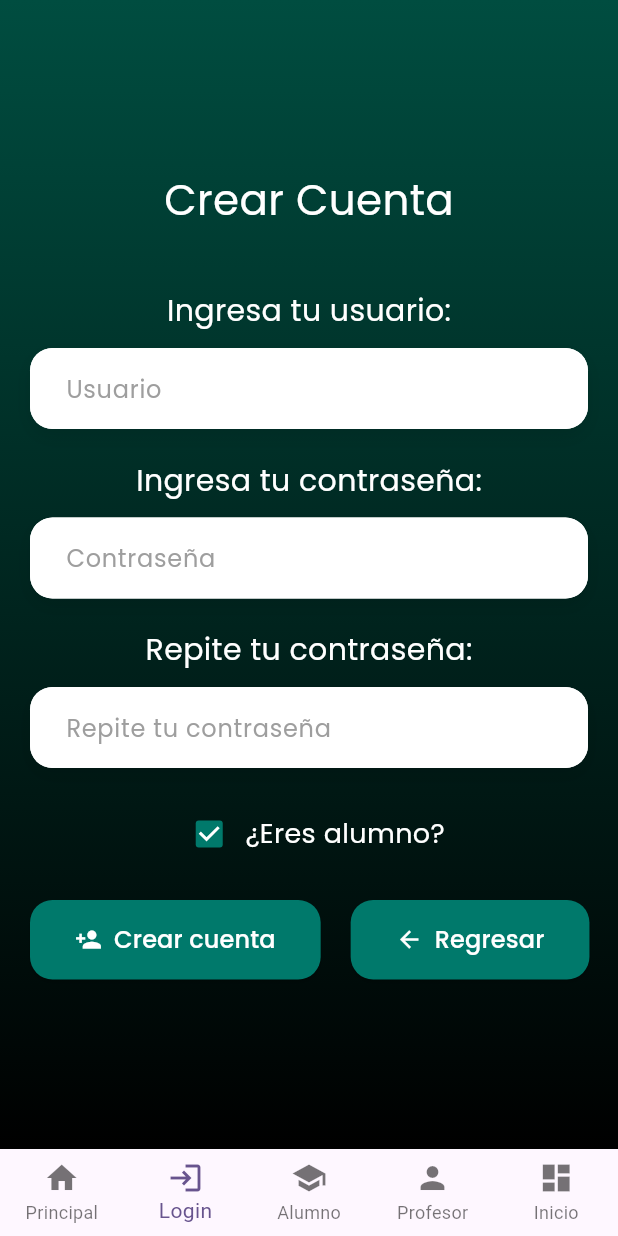
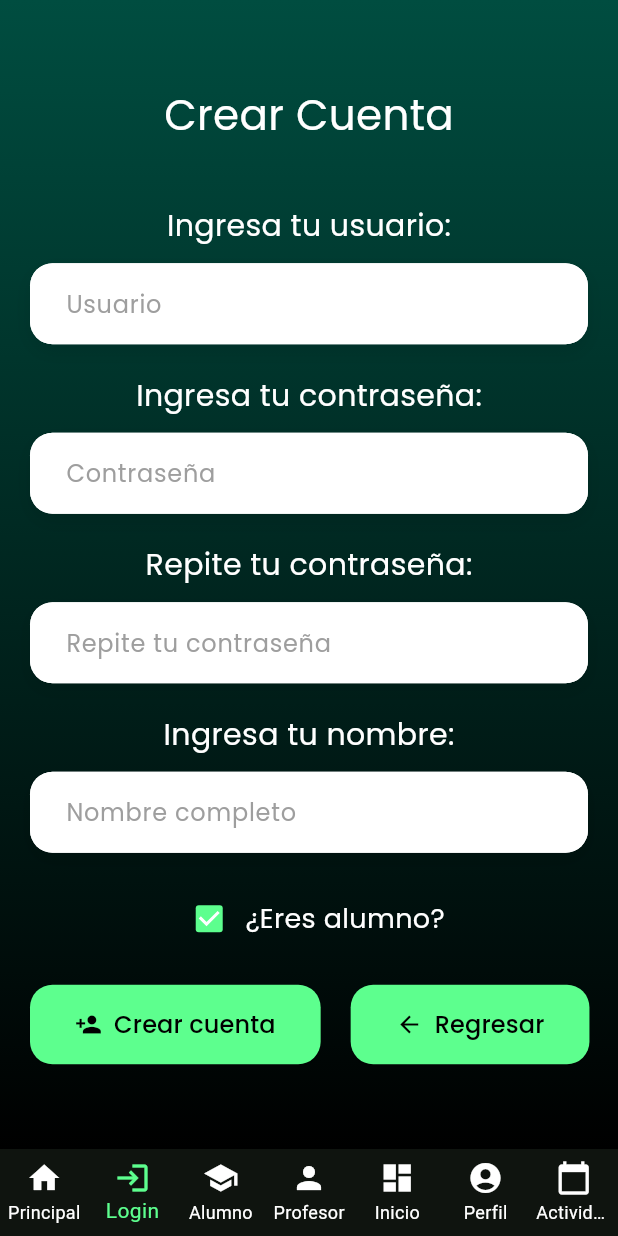
Before and after one commit to PinedaBellako/Proyecto-Movil, a Flutter app: the screen it shows after launch, item 2 of the bottom bar chosen, on a phone screen of 412 x 824 dp. Run offline on Flutter 3.47's test engine with Material 3 defaults, Android fonts, the phone set to English and light mode, and no system bars; our stand-ins replace cloud_firestore, firebase_core, google_fonts, qr_flutter, table_calendar; missing offline and left inert: qr_code_scanner; accounts and stored records are empty.

Commit message:
Se agregan pantalla actividad y perfil (modificacion al estilo)

```diff
--- a/lib/Navegador.dart
+++ b/lib/Navegador.dart
@@ -3,7 +3,9 @@ import 'package:proyecto/Pantallas/alumno.dart';
 import 'package:proyecto/Pantallas/principal.dart';
 import 'package:proyecto/Pantallas/profesor.dart';
 import 'package:proyecto/Pantallas/registrarse.dart';
-import 'package:proyecto/Pantallas/inicio.dart'; // Importa la nueva pantalla
+import 'package:proyecto/Pantallas/inicio.dart';
+import 'package:proyecto/Pantallas/perfil.dart';
+import 'package:proyecto/Pantallas/actividad.dart'; // Importa la pantalla de actividad
 
 class Navegador extends StatefulWidget {
   const Navegador({super.key});
@@ -38,7 +40,13 @@ class _NavegadorState extends State<Navegador> {
       nombreUsuario: 'Alumno',
       esProfesor: false,
       cambiarPantalla: _cambiaPantalla,
-    )); // Agrega la nueva pantalla
+    ));
+    _pantallas.add(PerfilScreen(
+      nombreUsuario: 'KEVIN',
+      correoUsuario: 'kevin@example.com',
+      rolUsuario: 'Profesor',
+    ));
+    _pantallas.add(const ActividadScreen()); // Agrega la pantalla de actividad
 
     _cuerpo = _pantallas[_p];
   }
@@ -51,6 +59,10 @@ class _NavegadorState extends State<Navegador> {
           type: BottomNavigationBarType.fixed,
           currentIndex: _p,
           onTap: (value) => _cambiaPantalla(value),
+          backgroundColor: const Color.fromARGB(255, 15, 20, 15), // Verde medio
+          selectedItemColor:
+              Color.fromARGB(255, 93, 255, 142), // Color del ítem seleccionado
+          unselectedItemColor: const Color.fromARGB(255, 255, 255, 255),
           items: <BottomNavigationBarItem>[
             BottomNavigationBarItem(
                 label: "Principal",
@@ -73,9 +85,19 @@ class _NavegadorState extends State<Navegador> {
                   Icons.person,
                 )),
             BottomNavigationBarItem(
-                label: "Inicio", // Nuevo ítem
+                label: "Inicio",
                 icon: Icon(
                   Icons.dashboard,
+                )),
+            BottomNavigationBarItem(
+                label: "Perfil",
+                icon: Icon(
+                  Icons.account_circle,
+                )),
+            BottomNavigationBarItem(
+                label: "Actividad", // Nuevo ítem
+                icon: Icon(
+                  Icons.calendar_today,
                 )),
           ]),
     );
--- a/lib/Pantallas/alumno.dart
+++ b/lib/Pantallas/alumno.dart
@@ -228,8 +228,9 @@ class _alumnoState extends State<alumno> {
                       ),
                     ),
                     style: ElevatedButton.styleFrom(
-                      backgroundColor: const Color(0xFF00796B), // Verde medio
-                      foregroundColor: Colors.white,
+                      backgroundColor:
+                          Color.fromARGB(255, 93, 255, 142), // Verde medio
+                      foregroundColor: const Color.fromARGB(255, 0, 0, 0),
                       padding: const EdgeInsets.symmetric(
                         horizontal: 40,
                         vertical: 15,
--- a/lib/Pantallas/registrarse.dart
+++ b/lib/Pantallas/registrarse.dart
@@ -249,6 +249,49 @@ class _registrarseState extends State<registrarse> {
                       ),
                     ),
                     const SizedBox(height: 20),
+                    Text(
+                      'Ingresa tu nombre:',
+                      style: GoogleFonts.poppins(
+                        fontSize: 20,
+                        color: Colors.white,
+                      ),
+                    ),
+                    const SizedBox(height: 10),
+                    Container(
+                      decoration: BoxDecoration(
+                        color: Colors.white,
+                        borderRadius: BorderRadius.circular(15),
+                        boxShadow: [
+                          BoxShadow(
+                            color: Colors.black.withOpacity(0.1),
+                            blurRadius: 10,
+                            offset: const Offset(0, 5),
+                          ),
+                        ],
+                      ),
+                      child: TextField(
+                        controller: repetirController,
+                        obscureText: true,
+                        decoration: InputDecoration(
+                          hintText: 'Nombre completo',
+                          hintStyle: GoogleFonts.poppins(
+                            fontSize: 16,
+                            color: Colors.grey,
+                          ),
+                          border: OutlineInputBorder(
+                            borderRadius: BorderRadius.circular(15),
+                            borderSide: BorderSide.none,
+                          ),
+                          filled: true,
+                          fillColor: Colors.white,
+                          contentPadding: const EdgeInsets.symmetric(
+                            horizontal: 20,
+                            vertical: 15,
+                          ),
+                        ),
+                      ),
+                    ),
+                    const SizedBox(height: 20),
                     // Checkbox
                     Row(
                       mainAxisAlignment: MainAxisAlignment.center,
@@ -256,7 +299,7 @@ class _registrarseState extends State<registrarse> {
                         Checkbox(
                           value: _eresAlumno,
                           onChanged: preguntaAlumnos,
-                          activeColor: const Color(0xFF00796B),
+                          activeColor: Color.fromARGB(255, 93, 255, 142),
                         ),
                         Text(
                           '¿Eres alumno?',
@@ -280,9 +323,9 @@ class _registrarseState extends State<registrarse> {
                             style: GoogleFonts.poppins(fontSize: 16),
                           ),
                           style: ElevatedButton.styleFrom(
-                            backgroundColor:
-                                const Color(0xFF00796B), // Verde medio
-                            foregroundColor: Colors.white,
+                            backgroundColor: Color.fromARGB(
+                                255, 93, 255, 142), // Verde medio
+                            foregroundColor: const Color.fromARGB(255, 0, 0, 0),
                             padding: const EdgeInsets.symmetric(
                               horizontal: 30,
                               vertical: 15,
@@ -301,9 +344,9 @@ class _registrarseState extends State<registrarse> {
                             style: GoogleFonts.poppins(fontSize: 16),
                           ),
                           style: ElevatedButton.styleFrom(
-                            backgroundColor:
-                                const Color(0xFF00796B), // Verde medio
-                            foregroundColor: Colors.white,
+                            backgroundColor: Color.fromARGB(
+                                255, 93, 255, 142), // Verde medio
+                            foregroundColor: const Color.fromARGB(255, 0, 0, 0),
                             padding: const EdgeInsets.symmetric(
                               horizontal: 30,
                               vertical: 15,
--- a/pubspec.yaml
+++ b/pubspec.yaml
@@ -36,6 +36,7 @@ dependencies:
   google_fonts: ^5.0.0
   qr_flutter: ^4.1.0
   qr_code_scanner: ^1.0.0
+  table_calendar: ^3.0.6
 
   # The following adds the Cupertino Icons font to your application.
   # Use with the CupertinoIcons class for iOS style icons.
```
Also changed, not shown: lib/Pantallas/actividad.dart (added, +169 -0 lines), lib/Pantallas/perfil.dart (added, +124 -0 lines), lib/Pantallas/principal.dart (+12 -8 lines), lib/Pantallas/profesor.dart (+9 -6 lines), pubspec.lock.
